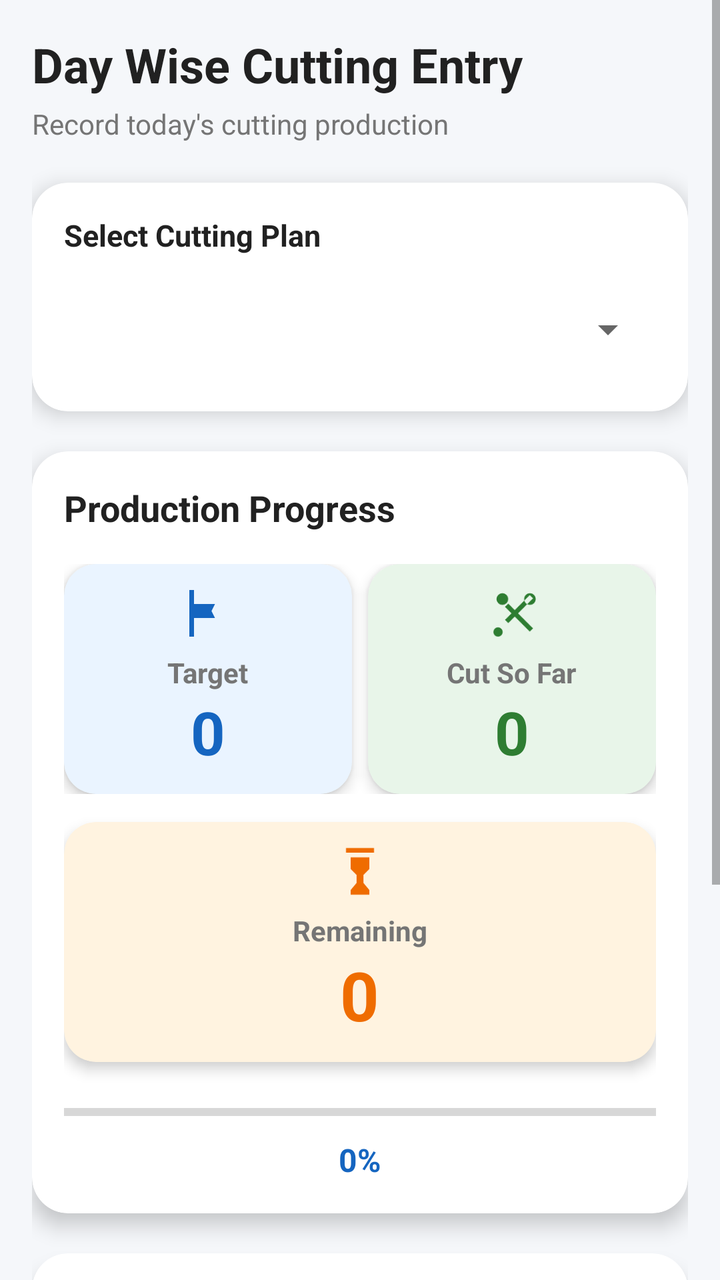
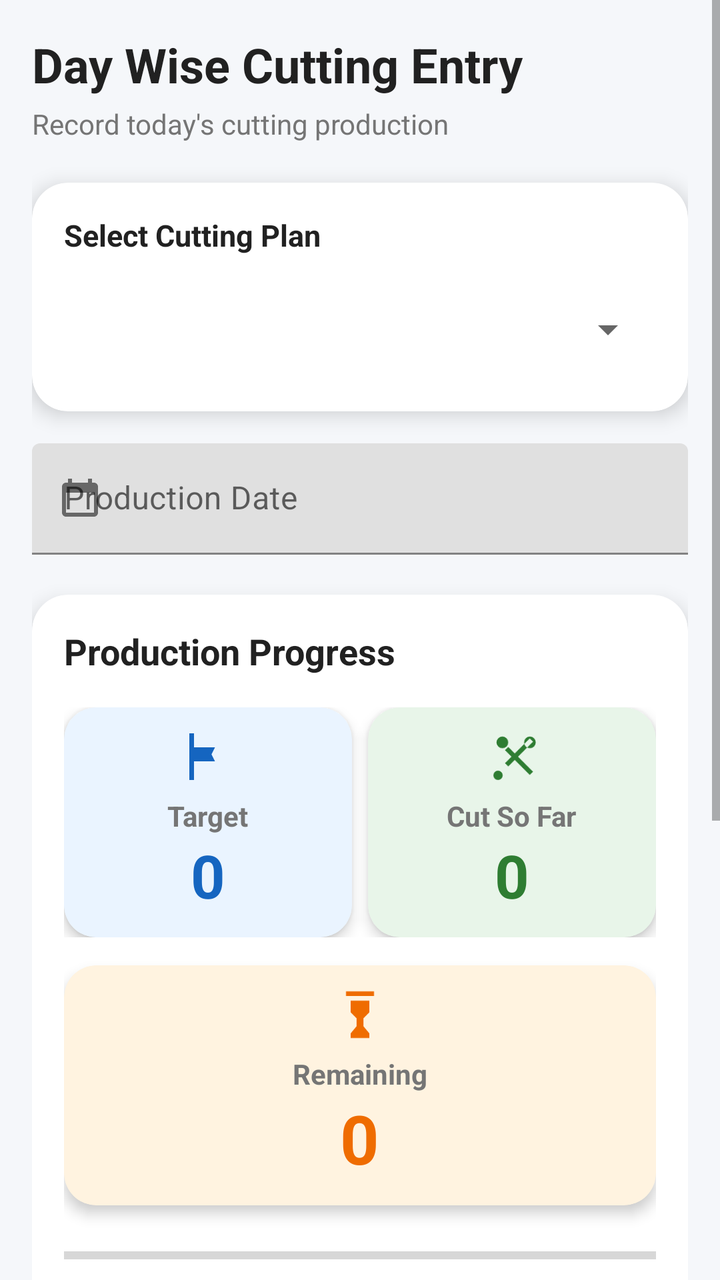

The first picture is an Android layout as it rendered before a commit; the second is the same layout after the commit. The layout source and the unified diff follow.
<!-- AndroidManifest.xml: application theme Theme.MyApplication -->
<!-- res/layout/activity_day_wise_cutting_entry.xml -->
<?xml version="1.0" encoding="utf-8"?>
<androidx.constraintlayout.widget.ConstraintLayout xmlns:android="http://schemas.android.com/apk/res/android"
    xmlns:app="http://schemas.android.com/apk/res-auto"
    android:layout_width="match_parent"
    android:layout_height="match_parent"
    android:background="@color/screenBackground">

    <ScrollView
        android:layout_width="0dp"
        android:layout_height="0dp"
        android:fillViewport="true"
        app:layout_constraintTop_toTopOf="parent"
        app:layout_constraintBottom_toBottomOf="parent"
        app:layout_constraintStart_toStartOf="parent"
        app:layout_constraintEnd_toEndOf="parent">

        <LinearLayout
            android:layout_width="match_parent"
            android:layout_height="wrap_content"
            android:orientation="vertical"
            android:padding="16dp">

            

            <TextView
                android:layout_width="wrap_content"
                android:layout_height="wrap_content"
                android:text="Day Wise Cutting Entry"
                android:textSize="24sp"
                android:textStyle="bold"
                android:textColor="@color/textPrimary"/>

            <TextView
                android:layout_width="wrap_content"
                android:layout_height="wrap_content"
                android:text="Record today's cutting production"
                android:textSize="14sp"
                android:textColor="@color/textSecondary"
                android:layout_marginTop="4dp"
                android:layout_marginBottom="20dp"/>

            

            <com.google.android.material.card.MaterialCardView
                android:layout_width="match_parent"
                android:layout_height="wrap_content"
                app:cardCornerRadius="18dp"
                app:cardElevation="6dp"
                app:cardBackgroundColor="@color/cardBackground">

                <LinearLayout
                    android:layout_width="match_parent"
                    android:layout_height="wrap_content"
                    android:orientation="vertical"
                    android:padding="16dp">

                    <TextView
                        android:layout_width="wrap_content"
                        android:layout_height="wrap_content"
                        android:text="Select Cutting Plan"
                        android:textStyle="bold"
                        android:textColor="@color/textPrimary"
                        android:textSize="15sp"/>

                    <Spinner
                        android:id="@+id/spinnerCuttingPlan"
                        android:layout_width="match_parent"
                        android:layout_height="50dp"
                        android:layout_marginTop="12dp"/>

                </LinearLayout>

            </com.google.android.material.card.MaterialCardView>

            

            <com.google.android.material.card.MaterialCardView
                android:layout_width="match_parent"
                android:layout_height="wrap_content"
                android:layout_marginTop="20dp"
                app:cardCornerRadius="18dp"
                app:cardElevation="6dp"
                app:cardBackgroundColor="@color/cardBackground">

                <LinearLayout
                    android:layout_width="match_parent"
                    android:layout_height="wrap_content"
                    android:orientation="vertical"
                    android:padding="16dp">

                    <TextView
                        android:layout_width="wrap_content"
                        android:layout_height="wrap_content"
                        android:text="Production Progress"
                        android:textStyle="bold"
                        android:textColor="@color/textPrimary"
                        android:textSize="18sp"
                        android:layout_marginBottom="16dp"/>

                    

                    <LinearLayout
                        android:layout_width="match_parent"
                        android:layout_height="wrap_content"
                        android:orientation="horizontal"
                        android:weightSum="2">

                        

                        <com.google.android.material.card.MaterialCardView
                            android:layout_width="0dp"
                            android:layout_height="115dp"
                            android:layout_weight="1"
                            android:layout_marginEnd="8dp"
                            app:cardCornerRadius="16dp"
                            app:cardElevation="4dp"
                            app:cardBackgroundColor="@color/blueCard">

                            <LinearLayout
                                android:layout_width="match_parent"
                                android:layout_height="match_parent"
                                android:gravity="center"
                                android:orientation="vertical">

                                <ImageView
                                    android:layout_width="28dp"
                                    android:layout_height="28dp"
                                    android:src="@drawable/ic_target"/>

                                <TextView
                                    android:layout_width="wrap_content"
                                    android:layout_height="wrap_content"
                                    android:text="Target"
                                    android:textStyle="bold"
                                    android:textColor="@color/textSecondary"
                                    android:layout_marginTop="6dp"/>

                                <TextView
                                    android:id="@+id/tvTarget"
                                    android:layout_width="wrap_content"
                                    android:layout_height="wrap_content"
                                    android:text="0"
                                    android:textSize="30sp"
                                    android:textStyle="bold"
                                    android:textColor="@color/primary"/>

                            </LinearLayout>

                        </com.google.android.material.card.MaterialCardView>

                        

                        <com.google.android.material.card.MaterialCardView
                            android:layout_width="0dp"
                            android:layout_height="115dp"
                            android:layout_weight="1"
                            app:cardCornerRadius="16dp"
                            app:cardElevation="4dp"
                            app:cardBackgroundColor="@color/greenCard">

                            <LinearLayout
                                android:layout_width="match_parent"
                                android:layout_height="match_parent"
                                android:gravity="center"
                                android:orientation="vertical">

                                <ImageView
                                    android:layout_width="28dp"
                                    android:layout_height="28dp"
                                    android:src="@drawable/ic_cutting"/>

                                <TextView
                                    android:layout_width="wrap_content"
                                    android:layout_height="wrap_content"
                                    android:text="Cut So Far"
                                    android:textStyle="bold"
                                    android:textColor="@color/textSecondary"
                                    android:layout_marginTop="6dp"/>

                                <TextView
                                    android:id="@+id/tvCutSoFar"
                                    android:layout_width="wrap_content"
                                    android:layout_height="wrap_content"
                                    android:text="0"
                                    android:textSize="30sp"
                                    android:textStyle="bold"
                                    android:textColor="@color/success"/>

                            </LinearLayout>

                        </com.google.android.material.card.MaterialCardView>

                    </LinearLayout>

                    

                    <com.google.android.material.card.MaterialCardView
                        android:layout_width="match_parent"
                        android:layout_height="120dp"
                        android:layout_marginTop="14dp"
                        app:cardCornerRadius="16dp"
                        app:cardElevation="4dp"
                        app:cardBackgroundColor="@color/orangeCard">

                        <LinearLayout
                            android:layout_width="match_parent"
                            android:layout_height="match_parent"
                            android:gravity="center"
                            android:orientation="vertical">

                            <ImageView
                                android:layout_width="28dp"
                                android:layout_height="28dp"
                                android:src="@drawable/ic_remaining"/>

                            <TextView
                                android:layout_width="wrap_content"
                                android:layout_height="wrap_content"
                                android:text="Remaining"
                                android:textStyle="bold"
                                android:textColor="@color/textSecondary"
                                android:layout_marginTop="6dp"/>

                            <TextView
                                android:id="@+id/tvRemaining"
                                android:layout_width="wrap_content"
                                android:layout_height="wrap_content"
                                android:text="0"
                                android:textSize="34sp"
                                android:textStyle="bold"
                                android:textColor="@color/warning"/>

                        </LinearLayout>

                    </com.google.android.material.card.MaterialCardView>

                    <ProgressBar
                        android:id="@+id/progressBar"
                        style="?android:attr/progressBarStyleHorizontal"
                        android:layout_width="match_parent"
                        android:layout_height="10dp"
                        android:layout_marginTop="20dp"
                        android:max="100"/>

                    <TextView
                        android:id="@+id/tvProgress"
                        android:layout_width="wrap_content"
                        android:layout_height="wrap_content"
                        android:layout_gravity="center_horizontal"
                        android:layout_marginTop="8dp"
                        android:text="0%"
                        android:textSize="16sp"
                        android:textStyle="bold"
                        android:textColor="@color/primary"/>

                </LinearLayout>

            </com.google.android.material.card.MaterialCardView>

            

            

            <com.google.android.material.card.MaterialCardView
                android:layout_width="match_parent"
                android:layout_height="wrap_content"
                android:layout_marginTop="20dp"
                app:cardCornerRadius="18dp"
                app:cardElevation="6dp"
                app:cardBackgroundColor="@color/cardBackground">

                <LinearLayout
                    android:layout_width="match_parent"
                    android:layout_height="wrap_content"
                    android:orientation="vertical"
                    android:padding="16dp">

                    <TextView
                        android:layout_width="wrap_content"
                        android:layout_height="wrap_content"
                        android:text="Today's Production"
                        android:textSize="18sp"
                        android:textStyle="bold"
                        android:textColor="@color/textPrimary"
                        android:layout_marginBottom="18dp"/>

                    

                    <com.google.android.material.textfield.TextInputLayout
                        android:layout_width="match_parent"
                        android:layout_height="wrap_content"
                        android:hint="Today's Cut Pieces">

                        <com.google.android.material.textfield.TextInputEditText
                            android:id="@+id/etTodayCutQty"
                            android:layout_width="match_parent"
                            android:layout_height="wrap_content"
                            android:inputType="number"/>

                    </com.google.android.material.textfield.TextInputLayout>

                    

                    <com.google.android.material.textfield.TextInputLayout
                        android:layout_width="match_parent"
                        android:layout_height="wrap_content"
                        android:layout_marginTop="16dp"
                        android:hint="Reject Pieces">

                        <com.google.android.material.textfield.TextInputEditText
                            android:id="@+id/etRejectQty"
                            android:layout_width="match_parent"
                            android:layout_height="wrap_content"
                            android:inputType="number"/>

                    </com.google.android.material.textfield.TextInputLayout>

                    <com.google.android.material.button.MaterialButton
                        android:id="@+id/btnSave"
                        android:layout_width="match_parent"
                        android:layout_height="58dp"
                        android:layout_marginTop="24dp"
                        android:text="Save Entry"
                        android:textAllCaps="false"
                        android:textSize="17sp"
                        android:textStyle="bold"
                        app:cornerRadius="16dp"
                        app:icon="@drawable/ic_save"
                        app:iconGravity="textStart"
                        app:iconPadding="10dp"/>

                </LinearLayout>

            </com.google.android.material.card.MaterialCardView>

        </LinearLayout>

    </ScrollView>

</androidx.constraintlayout.widget.ConstraintLayout>
<!-- resources referenced by this layout -->
<resources>
  <color name="blueCard">#EAF4FF</color>
  <color name="cardBackground">#FFFFFF</color>
  <color name="greenCard">#E8F5E9</color>
  <color name="orangeCard">#FFF3E0</color>
  <color name="primary">#1565C0</color>
  <color name="screenBackground">#F5F7FA</color>
  <color name="success">#2E7D32</color>
  <color name="textPrimary">#212121</color>
  <color name="textSecondary">#757575</color>
  <color name="warning">#EF6C00</color>
  <!-- drawable ic_cutting (drawable) -->
  <?xml version="1.0" encoding="utf-8"?>
  <vector xmlns:android="http://schemas.android.com/apk/res/android"
      android:width="24dp"
      android:height="24dp"
      android:viewportWidth="24"
      android:viewportHeight="24">
  
      <path
          android:fillColor="#2E7D32"
          android:pathData="M9.64,7.64A2.5,2.5 0,1 1,6.1,4.1A2.5,2.5 0,0 1,9.64,7.64M17.9,4.1A2.5,2.5 0,1 0,21.44,7.64A2.5,2.5 0,0 0,17.9,4.1M14.59,12L21,18.41L19.59,19.82L13.17,13.41L10.41,16.17L9,14.76L11.76,12L9,9.24L10.41,7.83L13.17,10.59L19.59,4.17L21,5.58L14.59,12M4,20A2,2 0,1 1,6,22A2,2 0,0 1,4,20Z"/>
  </vector>
  <!-- drawable ic_remaining (drawable) -->
  <?xml version="1.0" encoding="utf-8"?>
  <vector xmlns:android="http://schemas.android.com/apk/res/android"
      android:width="24dp"
      android:height="24dp"
      android:viewportWidth="24"
      android:viewportHeight="24">
  
      <path
          android:fillColor="#EF6C00"
          android:pathData="M6,2H18V4H6V2M8,6H16V11L13.5,13.5V17L16,20V22H8V20L10.5,17V13.5L8,11V6Z"/>
  </vector>
  <!-- drawable ic_save (drawable) -->
  <?xml version="1.0" encoding="utf-8"?>
  <vector xmlns:android="http://schemas.android.com/apk/res/android"
      android:width="24dp"
      android:height="24dp"
      android:viewportWidth="24"
      android:viewportHeight="24">
  
      <path
          android:fillColor="#FFFFFF"
          android:pathData="M17,3H5A2,2 0,0 0,3 5V19A2,2 0,0 0,5 21H19A2,2 0,0 0,21 19V7L17,3M12,19A3,3 0,1 1,15 16A3,3 0,0 1,12 19M6,8V5H15V8H6Z"/>
  </vector>
  <!-- drawable ic_target (drawable) -->
  <?xml version="1.0" encoding="utf-8"?>
  <vector xmlns:android="http://schemas.android.com/apk/res/android"
      android:width="24dp"
      android:height="24dp"
      android:viewportWidth="24"
      android:viewportHeight="24">
  
      <path
          android:fillColor="#1565C0"
          android:pathData="M4,2v20h2v-8h9l-1.5,-3L15,8H6V2H4z"/>
  </vector>
  <style name="Theme.MyApplication" parent="Theme.MaterialComponents.DayNight.NoActionBar">
          
          <item name="colorPrimary">@color/purple_500</item>
          <item name="colorPrimaryVariant">@color/purple_700</item>
          <item name="colorOnPrimary">@color/white</item>
          
          <item name="colorSecondary">@color/teal_200</item>
          <item name="colorSecondaryVariant">@color/teal_700</item>
          <item name="colorOnSecondary">@color/black</item>
          
          <item name="android:statusBarColor">?attr/colorPrimaryVariant</item>
          
      </style>
  <color name="purple_500">#FF6200EE</color>
  <color name="purple_700">#FF3700B3</color>
  <color name="white">#FFFFFF</color>
  <color name="teal_200">#FF03DAC5</color>
  <color name="teal_700">#FF018786</color>
  <color name="black">#FF000000</color>
</resources>

<!-- the commit's change to res/layout/activity_day_wise_cutting_entry.xml (unified diff, before → after) -->
@@ -72,6 +72,23 @@
 
             </com.google.android.material.card.MaterialCardView>
 
+            <com.google.android.material.textfield.TextInputLayout
+                android:layout_width="match_parent"
+                android:layout_height="wrap_content"
+                android:layout_marginTop="16dp"
+                android:hint="Production Date"
+                app:startIconDrawable="@drawable/ic_calendar">
+
+                <com.google.android.material.textfield.TextInputEditText
+                    android:id="@+id/etProductionDate"
+                    android:layout_width="match_parent"
+                    android:layout_height="wrap_content"
+                    android:focusable="false"
+                    android:clickable="true"
+                    android:inputType="none"/>
+
+            </com.google.android.material.textfield.TextInputLayout>
+
             
 
             <com.google.android.material.card.MaterialCardView
<!-- resource entries referenced after the edit -->
@@ -10,6 +10,18 @@
   <color name="textPrimary">#212121</color>
   <color name="textSecondary">#757575</color>
   <color name="warning">#EF6C00</color>
+  <!-- drawable ic_calendar (drawable) -->
+  <?xml version="1.0" encoding="utf-8"?>
+  <vector xmlns:android="http://schemas.android.com/apk/res/android"
+      android:width="24dp"
+      android:height="24dp"
+      android:viewportWidth="24"
+      android:viewportHeight="24">
+  
+      <path
+          android:fillColor="#1565C0"
+          android:pathData="M19,4h-1V2h-2v2H8V2H6v2H5c-1.1,0-2,0.9-2,2v13c0,1.1 0.9,2 2,2h14c1.1,0 2-0.9 2-2V6c0-1.1-0.9-2-2-2zm0,15H5V9h14v10z"/>
+  </vector>
   <!-- drawable ic_cutting (drawable) -->
   <?xml version="1.0" encoding="utf-8"?>
   <vector xmlns:android="http://schemas.android.com/apk/res/android"
